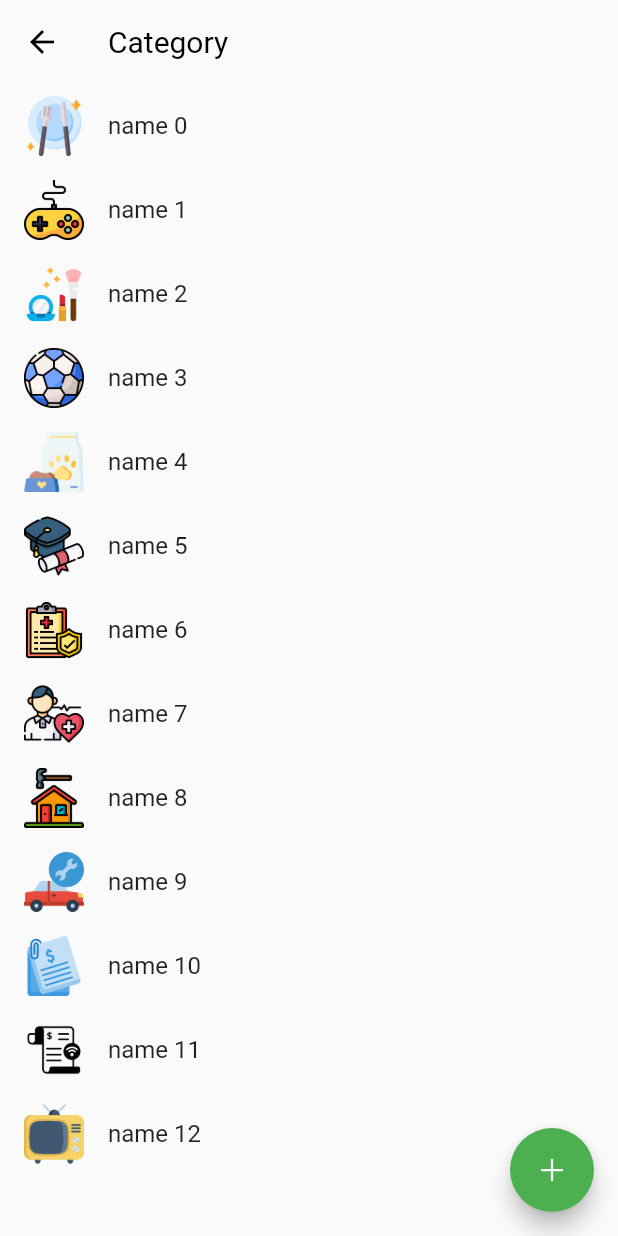
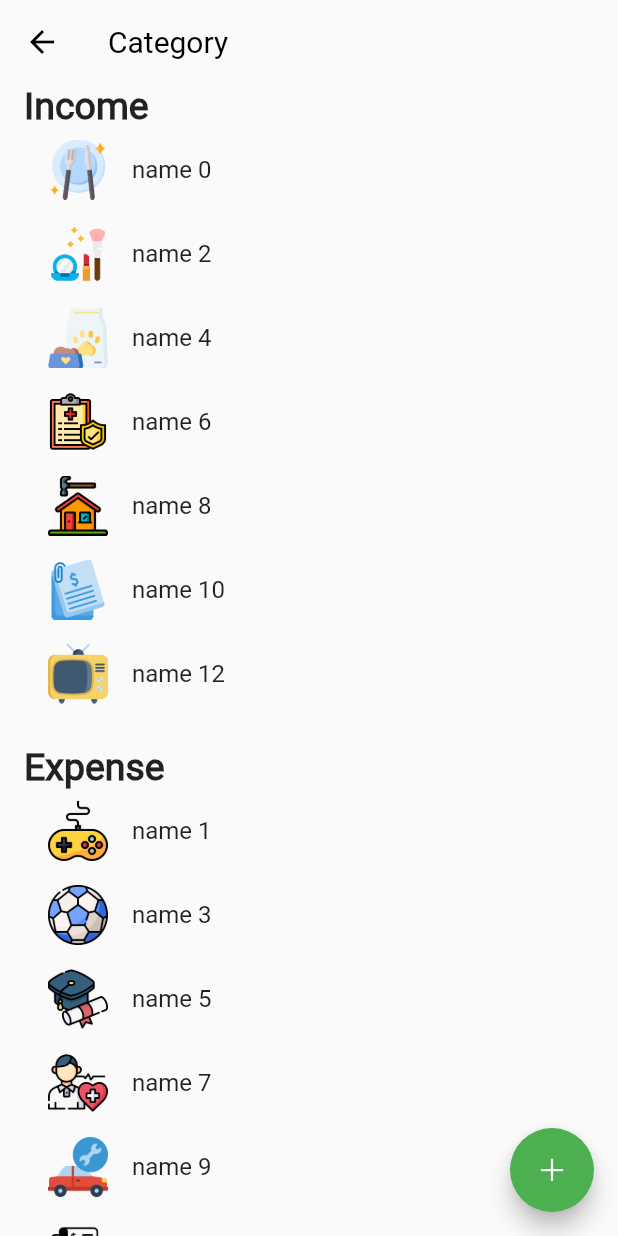
Before and after one commit to TranDKhoi/money_keeper, a Flutter app: the ManageCategoryScreen screen opened by its route, on a phone screen of 412 x 824 dp. Run offline on Flutter 3.47's test engine with Material 2 defaults, Android fonts, the phone set to English and light mode, and no system bars; drawn by our look-alikes of flutter_slidable; our stand-ins replace fl_chart, flutter_easyloading, get, get_storage, image_cropper, image_picker and 2 more; missing offline and left inert: flutter_verification_code; accounts and stored records are empty.

Commit message:
update category

```diff
--- a/lib/app/app.dart
+++ b/lib/app/app.dart
@@ -18,7 +18,7 @@ class App extends StatelessWidget {
     return GetMaterialApp(
       getPages: AppPages.pages,
       debugShowCheckedModeBanner: false,
-      initialRoute: Get.find<AccountController>().currentUser.value?.id == null
+      initialRoute: Get.find<AccountController>().currentUser.value?.token == null
           ? mainAuthScreenRoute
           : bottomBarRoute,
       builder: EasyLoading.init(),
--- a/lib/app/controllers/account/account_controller.dart
+++ b/lib/app/controllers/account/account_controller.dart
@@ -22,7 +22,7 @@ class AccountController extends GetxController {
   }
 
   void toManageCategoryScreen() {
-    Get.to(ManageCategoryScreen(canBack: false));
+    Get.to(() => ManageCategoryScreen(canBack: false));
   }
 
   void toSettingScreen() {
--- a/lib/app/controllers/auth/login_controller.dart
+++ b/lib/app/controllers/auth/login_controller.dart
@@ -36,7 +36,7 @@ class LoginController extends GetxController {
         ac.currentUser.value = User.fromJson(res.data);
 
         //save to local
-        GetStorageService.ins.setUserToken(ac.currentUser.value!.id!);
+        GetStorageService.ins.setUserToken(ac.currentUser.value!.token!);
 
         Get.toNamed(bottomBarRoute);
       } else {
--- a/lib/app/controllers/category/category_controller.dart
+++ b/lib/app/controllers/category/category_controller.dart
@@ -3,9 +3,13 @@ import 'package:get/get.dart';
 import '../../../data/models/category.dart';
 
 class CategoryController extends GetxController{
+  var selectedCategoryPic = Rxn<int>();
+  var selectedEditCategory = Rxn<Category>();
+  var selectedType = Rxn<String>();
+  var listType = ["Income".tr,"Expense".tr];
 
-  var selectedCategoryPic = Rxn<int>();
 
-  var selectedEditCategory = Rxn<Category>();
-
+  void changeType (String val){
+    selectedType.value = val;
+  }
 }
--- a/lib/app/core/values/en_lang.dart
+++ b/lib/app/core/values/en_lang.dart
@@ -10,8 +10,8 @@ const Map<String, String> enLanguagePackage = {
   "Newpassword": "New password",
   "Confirmpassword": "Confirm password",
   "CONFIRM": "CONFIRM",
-  "A6charactercodehasbeensenttotheemail":
-      "A 6-character code has been sent to the email",
+  "A4charactercodehasbeensenttotheemail":
+      "A 4-character code has been sent to the email",
   "VERIFY": "VERIFY",
   "Didntreceiveanycode": "Didn't receive any code?",
   "Signin": "Sign in",
--- a/lib/app/core/values/strings.dart
+++ b/lib/app/core/values/strings.dart
@@ -1 +1 @@
-const api_url = "https://money-love-api.azurewebsites.net/api";
+const api_url = "https://mochi-api.azurewebsites.net/api";
--- a/lib/app/core/values/vi_lang.dart
+++ b/lib/app/core/values/vi_lang.dart
@@ -10,8 +10,8 @@ const Map<String, String> viLanguagePackage = {
   "Newpassword": "Mật khẩu mới",
   "Confirmpassword": "Xác nhận mật khẩu",
   "CONFIRM": "XÁC NHẬN",
-  "A6charactercodehasbeensenttotheemail":
-      "Một mã gồm 6 ký tự đã được gửi đến email",
+  "A4charactercodehasbeensenttotheemail":
+      "Một mã gồm 4 ký tự đã được gửi đến email",
   "VERIFY": "XÁC MINH",
   "Didntreceiveanycode": "Không nhận được mã?",
   "Signin": "Đăng nhập",
--- a/lib/app/modules/auth/forgot/verify_forgot.dart
+++ b/lib/app/modules/auth/forgot/verify_forgot.dart
@@ -25,7 +25,7 @@ class _VerifyForgotScreenState extends State<VerifyForgotScreen> {
           crossAxisAlignment: CrossAxisAlignment.stretch,
           children: [
             Text(
-              "${"A6charactercodehasbeensenttotheemail".tr} ${_controller.emailTextController.text}",
+              "${"A4charactercodehasbeensenttotheemail".tr} ${_controller.emailTextController.text}",
               textAlign: TextAlign.center,
               style: const TextStyle(
                 fontWeight: FontWeight.bold,
@@ -41,7 +41,7 @@ class _VerifyForgotScreenState extends State<VerifyForgotScreen> {
                 itemSize: context.screenSize.width / 8,
                 underlineColor: Colors.grey,
                 keyboardType: TextInputType.number,
-                length: 6,
+                length: 4,
                 onCompleted: (String value) {
                   setState(() {
                     _controller.secureCode = value;
--- a/lib/app/modules/auth/signup/verify_signup.dart
+++ b/lib/app/modules/auth/signup/verify_signup.dart
@@ -26,7 +26,7 @@ class _VerifySignupScreenState extends State<VerifySignupScreen> {
           crossAxisAlignment: CrossAxisAlignment.stretch,
           children: [
             Text(
-              "${"A6charactercodehasbeensenttotheemail".tr} ${_controller.emailTextController.text}",
+              "${"A4charactercodehasbeensenttotheemail".tr} ${_controller.emailTextController.text}",
               textAlign: TextAlign.center,
               style: const TextStyle(
                 fontWeight: FontWeight.bold,
@@ -42,7 +42,7 @@ class _VerifySignupScreenState extends State<VerifySignupScreen> {
                 itemSize: context.screenSize.width / 8,
                 underlineColor: Colors.grey,
                 keyboardType: TextInputType.number,
-                length: 6,
+                length: 4,
                 onCompleted: (String value) {
                   setState(() {
                     _controller.secureCode = value;
--- a/lib/app/modules/category/manage_category.dart
+++ b/lib/app/modules/category/manage_category.dart
@@ -1,6 +1,6 @@
 import 'package:flutter/material.dart';
+import 'package:flutter_slidable/flutter_slidable.dart';
 import 'package:get/get.dart';
-import 'package:flutter_slidable/flutter_slidable.dart';
 import 'package:ionicons/ionicons.dart';
 
 import '../../../data/models/category.dart';
@@ -13,21 +13,61 @@ class ManageCategoryScreen extends StatelessWidget {
   final _controller = Get.put(CategoryController());
   bool canBack;
 
-  final List<Category> listCate =
-      List.generate(13, (index) => Category(name: "name $index", image: index));
+  final List<Category> listCate = List.generate(
+      13,
+      (index) => Category(
+          name: "name $index",
+          image: index,
+          type: index % 2 == 0 ? "Income".tr : "Expense".tr));
 
   @override
   Widget build(BuildContext context) {
+    final incomeList =
+        listCate.where((element) => element.type == "Income".tr).toList();
+    final expenseList =
+        listCate.where((element) => element.type == "Expense".tr).toList();
+
     return Scaffold(
       appBar: AppBar(
         title: Text("ManageCategory".tr),
       ),
-      body: ListView.builder(
+      body: SingleChildScrollView(
         physics: const BouncingScrollPhysics(),
-        itemBuilder: (context, i) {
-          return _buildSlideItem(listCate[i]);
-        },
-        itemCount: listCate.length,
+        child: Padding(
+          padding: const EdgeInsets.symmetric(horizontal: 16),
+          child: Column(
+            crossAxisAlignment: CrossAxisAlignment.start,
+            children: [
+              Text(
+                "Income".tr,
+                style:
+                    const TextStyle(fontSize: 25, fontWeight: FontWeight.bold),
+              ),
+              ListView.builder(
+                shrinkWrap: true,
+                physics: const BouncingScrollPhysics(),
+                itemBuilder: (context, i) {
+                  return _buildSlideItem(incomeList[i]);
+                },
+                itemCount: incomeList.length,
+              ),
+              const SizedBox(height: 20),
+              Text(
+                "Expense".tr,
+                style:
+                    const TextStyle(fontSize: 25, fontWeight: FontWeight.bold),
+              ),
+              ListView.builder(
+                shrinkWrap: true,
+                physics: const BouncingScrollPhysics(),
+                itemBuilder: (context, i) {
+                  return _buildSlideItem(expenseList[i]);
+                },
+                itemCount: expenseList.length,
+              ),
+            ],
+          ),
+        ),
       ),
       floatingActionButton: FloatingActionButton(
         backgroundColor: Colors.green,
--- a/lib/data/models/category.dart
+++ b/lib/data/models/category.dart
@@ -1,9 +1,11 @@
 class Category {
   String? name;
   int? image;
+  String? type;
 
   Category({
     this.name,
     this.image,
+    this.type,
   });
 }
--- a/lib/data/models/user.dart
+++ b/lib/data/models/user.dart
@@ -7,11 +7,13 @@ class User {
   String? id;
   String? email;
   String? password;
+  String? token;
 
   User({
     this.id,
     this.email,
     this.password,
+    this.token,
   });
 
   factory User.fromJson(Map<String, dynamic> json) => _$UserFromJson(json);
--- a/lib/main.dart
+++ b/lib/main.dart
@@ -24,7 +24,7 @@ void _getUserToken() {
   var token = GetStorageService.ins.getUserToken();
   if (token != null) {
     //get user by id
-    ac.currentUser.value = User(id: token);
+    ac.currentUser.value = User(token: token);
   }
 }
 
```
Also changed, not shown: lib/app/controllers/auth/forgot_controller.dart (+6 -3 lines), lib/app/controllers/auth/singnup_controller.dart (+5 -3 lines), lib/app/modules/category/add_edit_category.dart (+28 -1 lines), lib/data/services/auth_service.dart (+11 -14 lines), lib/data/models/user.g.dart.
